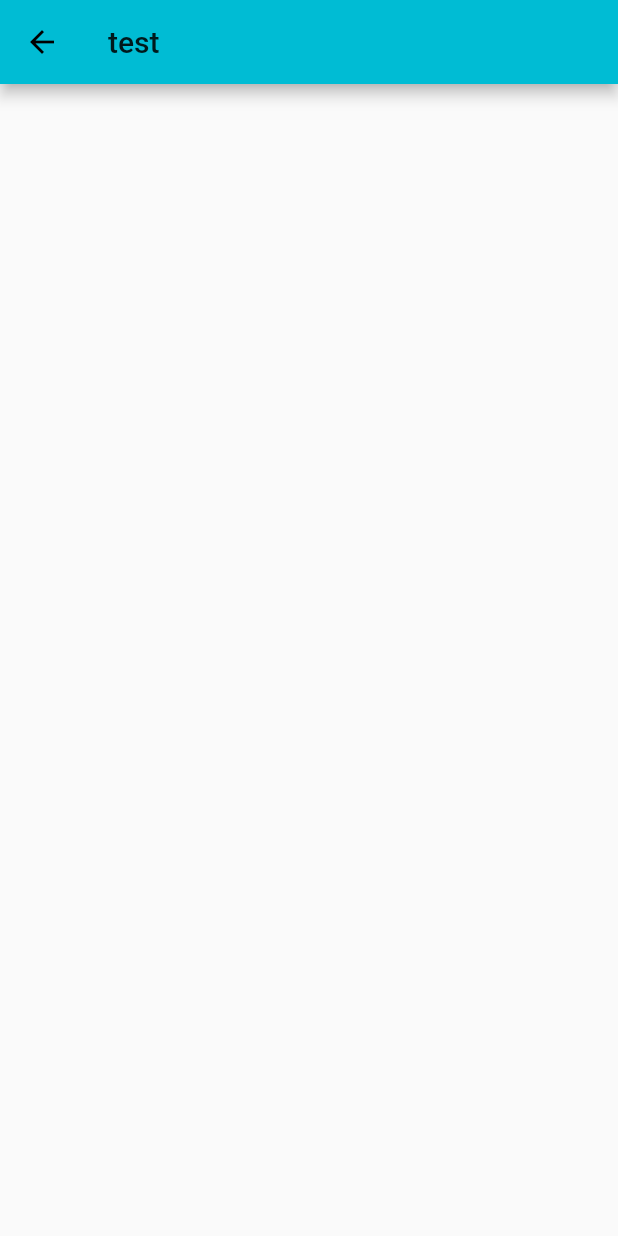
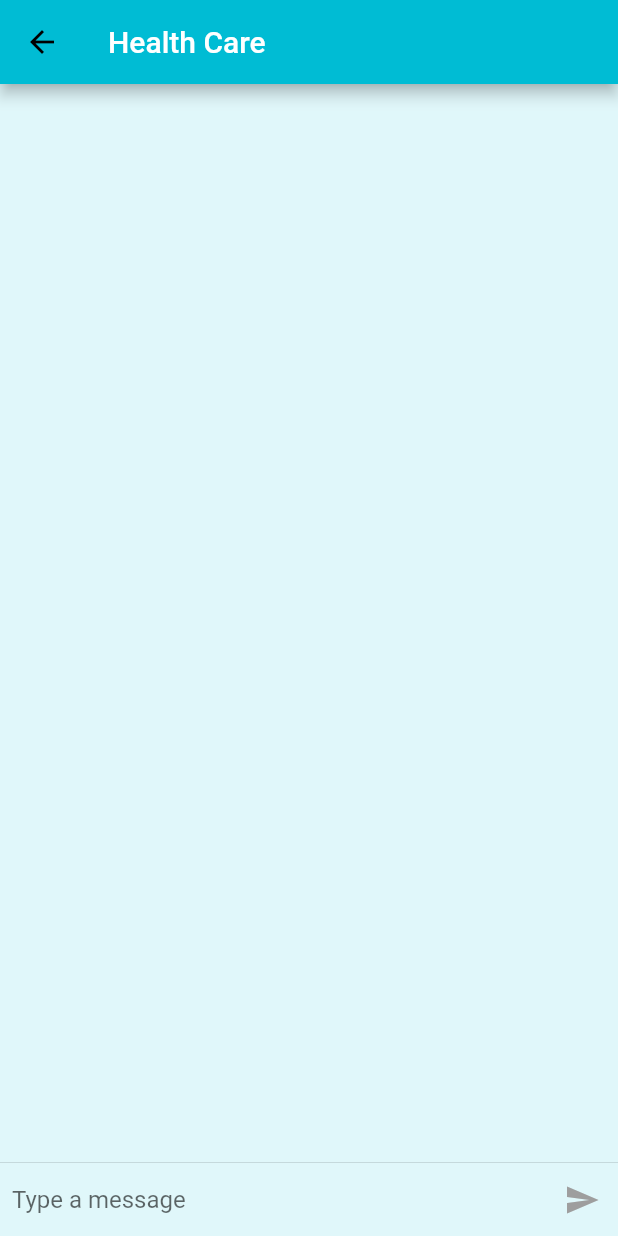
Before and after one commit to M0hammedHaris/pr_doctor, a Flutter app: the HomeScreen screen opened directly, on a phone screen of 412 x 824 dp. Run offline on Flutter 3.47's test engine with Material 2 defaults, Android fonts, the phone set to English and light mode, and no system bars; project files that could hold a hidden picture were left out.

Commit message:
Create chat screen

```diff
--- a/lib/main.dart
+++ b/lib/main.dart
@@ -1,6 +1,7 @@
 import 'package:flutter/material.dart';
 
 import 'screens/login/login_page.dart';
+import 'screens/main_screen/home_screen.dart';
 
 void main() => runApp(MyApp());
 
@@ -12,7 +13,7 @@ class MyApp extends StatelessWidget {
       theme: ThemeData(
         primarySwatch: Colors.cyan,
       ),
-      home: LoginPage(title: 'Flutter Demo Home Page'),
+      home: HomeScreen(),
     );
   }
 }
--- a/lib/screens/main_screen/home_screen.dart
+++ b/lib/screens/main_screen/home_screen.dart
@@ -8,10 +8,194 @@ class HomeScreen extends StatefulWidget {
 }
 
 class _HomeScreenState extends State<HomeScreen> {
+  List<String> _messages;
+
+  TextEditingController textEditingController;
+  ScrollController scrollController;
+
+  bool enableButton = false;
+
+  @override
+  void initState() {
+    _messages = List<String>();
+    textEditingController = TextEditingController();
+    scrollController = ScrollController();
+    super.initState();
+  }
+
+  void handleSendMessage() {
+    var text = textEditingController.value.text;
+    textEditingController.clear();
+    setState(() {
+      _messages.add(text);
+      enableButton = false;
+    });
+
+    Future.delayed(Duration(milliseconds: 100), () {
+      scrollController.animateTo(scrollController.position.maxScrollExtent,
+          curve: Curves.ease, duration: Duration(milliseconds: 500));
+    });
+  }
+
   @override
   Widget build(BuildContext context) {
+    var textInput = Row(
+      children: <Widget>[
+        Expanded(
+          child: Padding(
+            padding: const EdgeInsets.only(left: 8.0),
+            child: TextField(
+              onChanged: (text) {
+                setState(() {
+                  enableButton = text.isNotEmpty;
+                });
+              },
+              decoration: InputDecoration.collapsed(
+                hintText: "Type a message",
+              ),
+              controller: textEditingController,
+            ),
+          ),
+        ),
+        enableButton
+            ? IconButton(
+                color: Theme.of(context).primaryColor,
+                icon: Icon(
+                  Icons.send,
+                ),
+                disabledColor: Colors.grey,
+                onPressed: handleSendMessage,
+              )
+            : IconButton(
+                color: Colors.blue,
+                icon: Icon(
+                  Icons.send,
+                ),
+                disabledColor: Colors.grey,
+                onPressed: null,
+              )
+      ],
+    );
     return Scaffold(
-      appBar: AppBar(title: Text('test'),),
+      backgroundColor: Colors.cyan[50],
+      appBar: AppBar(
+        title: Text(
+          'Health Care',
+          style: TextStyle(color: Colors.white),
+        ),
+      ),
+      body: Column(
+        children: <Widget>[
+          Expanded(
+            child: ListView.builder(
+              controller: scrollController,
+              itemCount: _messages.length,
+              itemBuilder: (context, index) {
+                bool reverse = false;
+
+                if (index % 2 == 0) {
+                  reverse = true;
+                }
+
+                var avatar = Padding(
+                  padding:
+                      const EdgeInsets.only(left: 8.0, bottom: 8.0, right: 8.0),
+                  child: CircleAvatar(
+                    child: reverse ? Text("Me") : Text("Dr."),
+                  ),
+                );
+
+                var triangle = CustomPaint(
+                  painter: Triangle(),
+                );
+
+                var messagebody = DecoratedBox(
+                  decoration: BoxDecoration(
+                    color: Colors.grey[200],
+                    borderRadius: BorderRadius.circular(8.0),
+                  ),
+                  child: Align(
+                    alignment: Alignment.centerLeft,
+                    child: Padding(
+                      padding: const EdgeInsets.all(12.0),
+                      child: Expanded(
+                        child: Text(_messages[index])
+                      ),
+                    ),
+                  ),
+                );
+
+                Widget message;
+
+                if (reverse) {
+                  message = Stack(
+                    children: <Widget>[
+                      messagebody,
+                      Positioned(right: 0, bottom: 0, child: triangle),
+                    ],
+                  );
+                } else {
+                  message = Stack(
+                    children: <Widget>[
+                      Positioned(left: 0, bottom: 0, child: triangle),
+                      messagebody,
+                    ],
+                  );
+                }
+
+                if (reverse) {
+                  return Row(
+                    mainAxisAlignment: MainAxisAlignment.end,
+                    crossAxisAlignment: CrossAxisAlignment.end,
+                    children: <Widget>[
+                      Expanded(
+                        child: Padding(
+                          padding: const EdgeInsets.all(8.0),
+                          child: Expanded(child: message),
+                        ),
+                      ),
+                      avatar,
+                    ],
+                  );
+                } else {
+                  return Row(
+                    crossAxisAlignment: CrossAxisAlignment.end,
+                    children: <Widget>[
+                      avatar,
+                      Expanded(
+                        child: Padding(
+                          padding: const EdgeInsets.all(8.0),
+                          child: Expanded(child: message),
+                        ),
+                      ),
+                    ],
+                  );
+                }
+              },
+            ),
+          ),
+          Divider(height: 2.0),
+          textInput
+        ],
+      ),
     );
   }
 }
+
+class Triangle extends CustomPainter {
+  @override
+  void paint(Canvas canvas, Size size) {
+    var paint = Paint()..color = Colors.grey[200];
+
+    var path = Path();
+    path.lineTo(10, 0);
+    path.lineTo(0, -10);
+    path.lineTo(-10, 0);
+    canvas.drawPath(path, paint);
+  }
+
+  @override
+  bool shouldRepaint(CustomPainter oldDelegate) {
+    return true;
+  }
+}
--- a/pubspec.yaml
+++ b/pubspec.yaml
@@ -27,6 +27,7 @@ dependencies:
 dev_dependencies:
   flutter_test:
     sdk: flutter
+  build_runner:
 
 
 # For information on the generic Dart part of this file, see the
```
Also changed, not shown: pubspec.lock.
